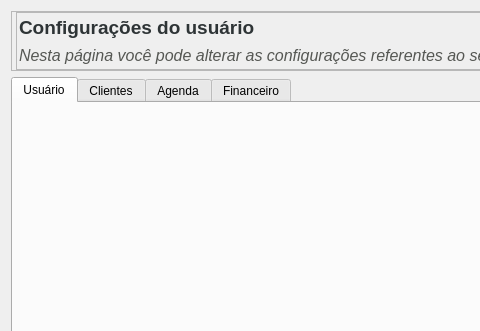
Old version of the form Telas/UI/dashConfig.ui in the repository Nautilidae-project/Nautilus; both pictures show x 0 to 480 and y 0 to 331 of the 1092 by 787 pixel window.
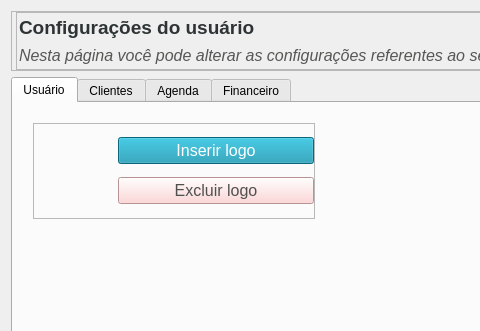
New version of the form.

The edit to the form file:
```diff
--- a/Telas/UI/dashConfig.ui
+++ b/Telas/UI/dashConfig.ui
@@ -140,9 +140,193 @@
       <number>0</number>
      </property>
      <widget class="QWidget" name="tabUsuario">
+      <property name="styleSheet">
+       <string notr="true">/****************** Labels ************************/
+
+#frLogo {
+	border: none;
+	background-color: transparent;
+}
+
+/****************** Frames ************************/
+
+#lbLogo {
+	border: none;
+	background-color: transparent;
+}
+
+/****************** Buttons ************************/
+
+#pbInsereImg {
+	background-color: rgb(14, 144, 173);
+	color: white;
+	font-family: Ubuntu;
+	font-size: 12pt;
+}
+
+#pbInsereImg::hover {
+	background-color: white;
+	color: rgb(14, 144, 173);
+	font-family: Ubuntu;
+	font-size: 12pt;
+}
+
+#pbExcluiImg {
+	background-color: rgb(255, 204, 204);
+	color: rgb(80, 80, 80);
+	font-family: Ubuntu;
+	font-size: 12pt;
+}
+
+#pbExcluiImg::hover {
+	background-color: white;
+	color: rgb(255, 204, 204);
+	font-family: Ubuntu;
+	font-size: 12pt;
+}
+</string>
+      </property>
       <attribute name="title">
        <string>Usuário</string>
       </attribute>
+      <widget class="QFrame" name="frInfoLogo">
+       <property name="geometry">
+        <rect>
+         <x>20</x>
+         <y>20</y>
+         <width>282</width>
+         <height>96</height>
+        </rect>
+       </property>
+       <property name="frameShape">
+        <enum>QFrame::StyledPanel</enum>
+       </property>
+       <property name="frameShadow">
+        <enum>QFrame::Raised</enum>
+       </property>
+       <layout class="QHBoxLayout" name="horizontalLayout_3">
+        <property name="spacing">
+         <number>4</number>
+        </property>
+        <property name="leftMargin">
+         <number>0</number>
+        </property>
+        <property name="topMargin">
+         <number>0</number>
+        </property>
+        <property name="rightMargin">
+         <number>0</number>
+        </property>
+        <property name="bottomMargin">
+         <number>0</number>
+        </property>
+        <item>
+         <widget class="QFrame" name="frLogo">
+          <property name="sizePolicy">
+           <sizepolicy hsizetype="Expanding" vsizetype="Expanding">
+            <horstretch>0</horstretch>
+            <verstretch>0</verstretch>
+           </sizepolicy>
+          </property>
+          <property name="minimumSize">
+           <size>
+            <width>64</width>
+            <height>64</height>
+           </size>
+          </property>
+          <property name="maximumSize">
+           <size>
+            <width>80</width>
+            <height>80</height>
+           </size>
+          </property>
+          <property name="baseSize">
+           <size>
+            <width>64</width>
+            <height>64</height>
+           </size>
+          </property>
+          <property name="frameShape">
+           <enum>QFrame::NoFrame</enum>
+          </property>
+          <property name="frameShadow">
+           <enum>QFrame::Raised</enum>
+          </property>
+          <layout class="QHBoxLayout" name="horizontalLayout_2">
+           <property name="spacing">
+            <number>0</number>
+           </property>
+           <property name="leftMargin">
+            <number>0</number>
+           </property>
+           <property name="topMargin">
+            <number>0</number>
+           </property>
+           <property name="rightMargin">
+            <number>0</number>
+           </property>
+           <property name="bottomMargin">
+            <number>0</number>
+           </property>
+           <item>
+            <widget class="QLabel" name="lbLogo">
+             <property name="baseSize">
+              <size>
+               <width>64</width>
+               <height>64</height>
+              </size>
+             </property>
+             <property name="text">
+              <string/>
+             </property>
+            </widget>
+           </item>
+          </layout>
+         </widget>
+        </item>
+        <item>
+         <widget class="QFrame" name="frBotoes">
+          <property name="frameShape">
+           <enum>QFrame::NoFrame</enum>
+          </property>
+          <property name="frameShadow">
+           <enum>QFrame::Raised</enum>
+          </property>
+          <layout class="QVBoxLayout" name="verticalLayout_3">
+           <property name="spacing">
+            <number>0</number>
+           </property>
+           <property name="leftMargin">
+            <number>0</number>
+           </property>
+           <property name="topMargin">
+            <number>0</number>
+           </property>
+           <property name="rightMargin">
+            <number>0</number>
+           </property>
+           <property name="bottomMargin">
+            <number>0</number>
+           </property>
+           <item>
+            <widget class="QPushButton" name="pbInsereImg">
+             <property name="text">
+              <string>Inserir logo</string>
+             </property>
+            </widget>
+           </item>
+           <item>
+            <widget class="QPushButton" name="pbExcluiImg">
+             <property name="text">
+              <string>Excluir logo</string>
+             </property>
+            </widget>
+           </item>
+          </layout>
+         </widget>
+        </item>
+       </layout>
+      </widget>
      </widget>
      <widget class="QWidget" name="tabClientes">
       <attribute name="title">
```
